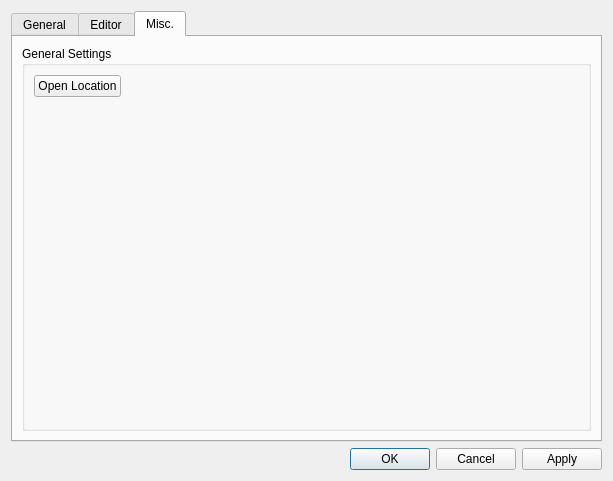
Qt form src/settingsdialog.ui (GAMS-dev/studio) before a commit.
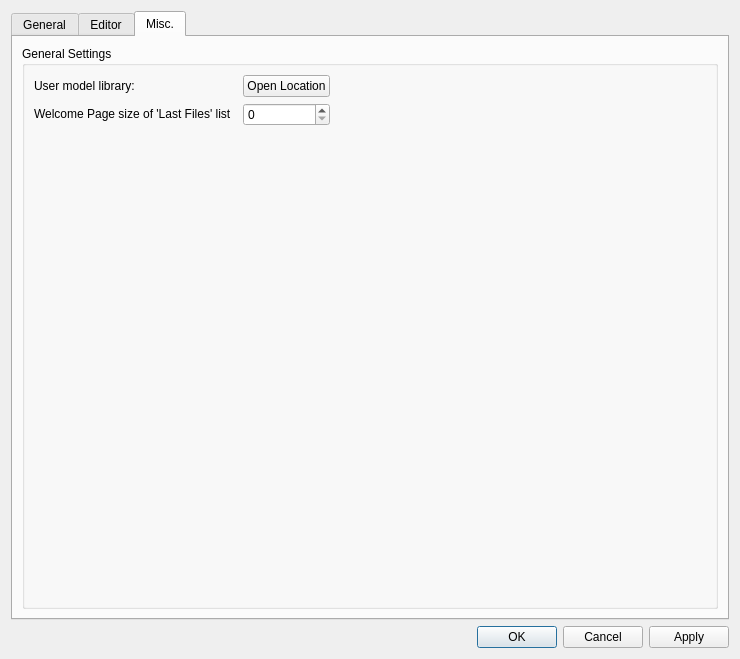
The same form after that commit. The open tabs and pages were chosen to show the change.

Commit message: made list of last files used adjustable

Patch:
```diff
--- a/src/settingsdialog.ui
+++ b/src/settingsdialog.ui
@@ -6,8 +6,8 @@
    <rect>
     <x>0</x>
     <y>0</y>
-    <width>613</width>
-    <height>481</height>
+    <width>740</width>
+    <height>659</height>
    </rect>
   </property>
   <property name="windowTitle">
@@ -466,7 +466,14 @@
           <string>General Settings</string>
          </property>
          <layout class="QGridLayout" name="gridLayout_6">
-          <item row="0" column="1">
+          <item row="0" column="0">
+           <widget class="QLabel" name="label_4">
+            <property name="text">
+             <string>User model library: </string>
+            </property>
+           </widget>
+          </item>
+          <item row="0" column="2">
            <spacer name="horizontalSpacer_2">
             <property name="orientation">
              <enum>Qt::Horizontal</enum>
@@ -479,20 +486,7 @@
             </property>
            </spacer>
           </item>
-          <item row="0" column="0">
-           <widget class="QPushButton" name="btn_openUserLibLocation">
-            <property name="sizePolicy">
-             <sizepolicy hsizetype="Minimum" vsizetype="Fixed">
-              <horstretch>0</horstretch>
-              <verstretch>0</verstretch>
-             </sizepolicy>
-            </property>
-            <property name="text">
-             <string>Open Location</string>
-            </property>
-           </widget>
-          </item>
-          <item row="1" column="0">
+          <item row="2" column="1">
            <spacer name="verticalSpacer">
             <property name="orientation">
              <enum>Qt::Vertical</enum>
@@ -505,6 +499,33 @@
             </property>
            </spacer>
           </item>
+          <item row="1" column="0">
+           <widget class="QLabel" name="label_5">
+            <property name="text">
+             <string>&lt;html&gt;&lt;head/&gt;&lt;body&gt;&lt;p&gt;Welcome Page size of 'Last Files' list&amp;nbsp;&amp;nbsp;&lt;/p&gt;&lt;/body&gt;&lt;/html&gt;</string>
+            </property>
+           </widget>
+          </item>
+          <item row="1" column="1">
+           <widget class="QSpinBox" name="sb_historySize">
+            <property name="suffix">
+             <string/>
+            </property>
+           </widget>
+          </item>
+          <item row="0" column="1">
+           <widget class="QPushButton" name="btn_openUserLibLocation">
+            <property name="sizePolicy">
+             <sizepolicy hsizetype="Minimum" vsizetype="Fixed">
+              <horstretch>0</horstretch>
+              <verstretch>0</verstretch>
+             </sizepolicy>
+            </property>
+            <property name="text">
+             <string>Open Location</string>
+            </property>
+           </widget>
+          </item>
          </layout>
         </widget>
        </item>
```
The commit also changes 6 other files.
